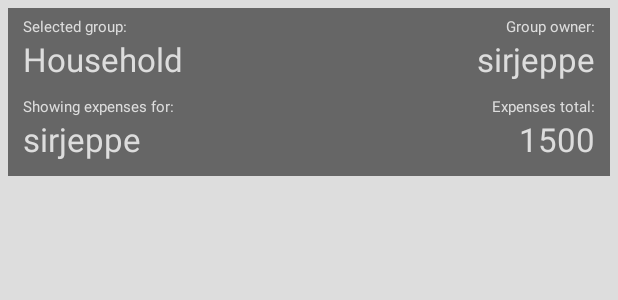
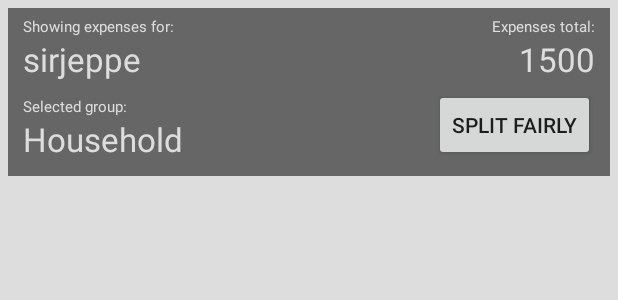
Before and after one commit to sirjeppe/FairSplit, an Android app: the layout content_expenses.xml on its own in the app's theme, with its tools: preview values and no code run, on a phone screen of 412 x 824 dp. Shown: the top 300 px of the screen. Run offline under Robolectric (Android 15) with nearby library versions, the phone set to English and light mode, and no system bars; network calls fail.

Commit message:
Some visual modifications and improvements

```diff
--- a/app/src/main/java/se/yawnmedia/fairsplit/PopupGroup.java
+++ b/app/src/main/java/se/yawnmedia/fairsplit/PopupGroup.java
@@ -12,11 +12,8 @@ import android.view.LayoutInflater;
 import android.view.View;
 import android.view.WindowManager;
 import android.widget.EditText;
-import android.widget.TextView;
 
 import org.json.JSONObject;
-
-import java.util.Locale;
 
 public class PopupGroup {
     private FairSplit app;
@@ -34,7 +31,7 @@ public class PopupGroup {
         LayoutInflater inflater = (LayoutInflater) mainActivity.getSystemService(Context.LAYOUT_INFLATER_SERVICE);
         final View dialogView = inflater.inflate(R.layout.popup_group, null);
 
-        final EditText groupNameEdit = dialogView.findViewById(R.id.group_name);
+        final EditText groupNameEdit = dialogView.findViewById(R.id.user_name);
         if (group != null) {
             groupNameEdit.setText(group.groupName);
             groupNameEdit.setSelection(groupNameEdit.getText().length());
--- a/app/src/main/java/se/yawnmedia/fairsplit/UsersAdapter.java
+++ b/app/src/main/java/se/yawnmedia/fairsplit/UsersAdapter.java
@@ -14,6 +14,7 @@ public class UsersAdapter extends ArrayAdapter<User> {
 
     private static class ViewHolder {
         RadioButton userRadioButton;
+        TextView userName;
     }
 
     public UsersAdapter(@NonNull Context context, int resource) {
@@ -30,13 +31,14 @@ public class UsersAdapter extends ArrayAdapter<User> {
             viewHolder = new ViewHolder();
             LayoutInflater inflater = LayoutInflater.from(getContext());
             convertView = inflater.inflate(R.layout.user_item, parent, false);
-            viewHolder.userRadioButton = convertView.findViewById(R.id.userRadioButton);
+            viewHolder.userRadioButton = convertView.findViewById(R.id.user_radio_button);
+            viewHolder.userName = convertView.findViewById(R.id.user_name);
             convertView.setTag(viewHolder);
         } else {
             viewHolder = (ViewHolder) convertView.getTag();
         }
 
-        viewHolder.userRadioButton.setText(user.userName);
+        viewHolder.userName.setText(user.userName);
 
         if (user == app.getSelectedUser()) {
             viewHolder.userRadioButton.setChecked(true);
--- a/app/src/main/res/layout/content_expenses.xml
+++ b/app/src/main/res/layout/content_expenses.xml
@@ -5,23 +5,16 @@
     xmlns:tools="http://schemas.android.com/tools"
     android:layout_width="match_parent"
     android:layout_height="match_parent"
-    android:background="#ddd"
+    android:background="@color/page_background"
+    android:isScrollContainer="true"
+    android:padding="5dp"
     app:layout_behavior="@string/appbar_scrolling_view_behavior"
     tools:context="se.yawnmedia.fairsplit.MainActivity">
-
-    <RelativeLayout
-        android:layout_width="match_parent"
-        android:layout_height="wrap_content"
-        android:padding="5dp"
-        app:layout_constraintEnd_toEndOf="parent"
-        app:layout_constraintStart_toStartOf="parent"
-        app:layout_constraintTop_toTopOf="parent">
 
     <RelativeLayout
         android:id="@+id/sum_wrapper"
         android:layout_width="match_parent"
         android:layout_height="wrap_content"
-            android:layout_marginBottom="5dp"
         android:background="#666"
         android:paddingBottom="10dp"
         android:paddingEnd="10dp"
@@ -32,50 +25,11 @@
         app:layout_constraintTop_toTopOf="parent">
 
         <TextView
-                android:id="@+id/selected_group_header"
+            android:id="@+id/user_name_text"
             android:layout_width="wrap_content"
             android:layout_height="wrap_content"
             android:layout_alignParentStart="true"
-                android:text="@string/selected_group_text"
-                android:textColor="@color/text_color_inverted"
-                android:textSize="10dp"/>
-
-            <TextView
-                android:id="@+id/selected_group"
-                android:layout_width="wrap_content"
-                android:layout_height="wrap_content"
-                android:layout_alignParentStart="true"
-                android:layout_below="@id/selected_group_header"
-                android:layout_marginBottom="10dp"
-                android:textColor="@color/text_color_inverted"
-                android:textSize="22dp"
-                tools:text="Household"/>
-
-            <TextView
-                android:id="@+id/selected_group_owner_text"
-                android:layout_width="wrap_content"
-                android:layout_height="wrap_content"
-                android:layout_alignParentEnd="true"
-                android:text="@string/selected_group_owner_text"
-                android:textColor="@color/text_color_inverted"
-                android:textSize="10dp"/>
-
-            <TextView
-                android:id="@+id/selected_group_owner"
-                android:layout_width="wrap_content"
-                android:layout_height="wrap_content"
-                android:layout_alignParentEnd="true"
-                android:layout_below="@+id/selected_group_owner_text"
-                android:layout_marginBottom="10dp"
-                android:textColor="@color/text_color_inverted"
-                android:textSize="22dp"
-                tools:text="sirjeppe"/>
-
-            <TextView
-                android:id="@+id/user_name_text"
-                android:layout_width="wrap_content"
-                android:layout_height="wrap_content"
-                android:layout_below="@id/selected_group"
+            android:layout_alignParentTop="true"
             android:text="@string/selected_user_text"
             android:textColor="@color/text_color_inverted"
             android:textSize="10dp"/>
@@ -86,6 +40,7 @@
             android:layout_height="wrap_content"
             android:layout_alignParentStart="true"
             android:layout_below="@id/user_name_text"
+            android:layout_marginBottom="10dp"
             android:textColor="@color/text_color_inverted"
             android:textSize="22dp"
             tools:text="sirjeppe"/>
@@ -95,7 +50,7 @@
             android:layout_width="wrap_content"
             android:layout_height="wrap_content"
             android:layout_alignParentEnd="true"
-                android:layout_below="@id/selected_group"
+            android:layout_alignParentTop="true"
             android:text="@string/selected_user_expense_total_text"
             android:textColor="@color/text_color_inverted"
             android:textSize="10dp"/>
@@ -109,17 +64,47 @@
             android:textColor="@color/text_color_inverted"
             android:textSize="22dp"
             tools:text="1500"/>
+
+        <TextView
+            android:id="@+id/selected_group_header"
+            android:layout_width="wrap_content"
+            android:layout_height="wrap_content"
+            android:layout_below="@id/selected_user_name"
+            android:text="@string/selected_group_text"
+            android:textColor="@color/text_color_inverted"
+            android:textSize="10dp"/>
+
+        <TextView
+            android:id="@+id/selected_group"
+            android:layout_width="wrap_content"
+            android:layout_height="wrap_content"
+            android:layout_alignParentStart="true"
+            android:layout_below="@id/selected_group_header"
+            android:textColor="@color/text_color_inverted"
+            android:textSize="22dp"
+            tools:text="Household"/>
+
+        <Button
+            android:id="@+id/calculate_button"
+            android:layout_width="wrap_content"
+            android:layout_height="wrap_content"
+            android:layout_alignBottom="@+id/selected_group"
+            android:layout_alignParentEnd="true"
+            android:text="@string/split_fairly_button"/>
     </RelativeLayout>
 
     <ListView
         android:id="@+id/expenses_list_view"
-            android:layout_width="match_parent"
-            android:layout_height="wrap_content"
-            android:layout_below="@id/sum_wrapper"
+        android:layout_width="0dp"
+        android:layout_height="0dp"
+        android:layout_marginTop="5dp"
         android:divider="#00000000"
         android:dividerHeight="5dp"
-            />
-
-    </RelativeLayout>
+        android:paddingBottom="@dimen/list_padding_bottom"
+        android:clipToPadding="false"
+        app:layout_constraintBottom_toBottomOf="parent"
+        app:layout_constraintEnd_toEndOf="parent"
+        app:layout_constraintStart_toStartOf="parent"
+        app:layout_constraintTop_toBottomOf="@+id/sum_wrapper"/>
 
 </android.support.constraint.ConstraintLayout>
--- a/app/src/main/res/layout/content_settings.xml
+++ b/app/src/main/res/layout/content_settings.xml
@@ -4,11 +4,11 @@
     xmlns:tools="http://schemas.android.com/tools"
     android:layout_width="match_parent"
     android:layout_height="match_parent"
-    android:background="#ddd"
+    android:background="@color/page_background"
     android:padding="5dp">
 
     <TextView
-        android:id="@+id/settings_general_header"
+        android:id="@+id/groups_header"
         android:layout_width="match_parent"
         android:layout_height="wrap_content"
         android:layout_marginBottom="15dp"
@@ -23,7 +23,7 @@
         xmlns:tools="http://schemas.android.com/tools"
         android:layout_width="match_parent"
         android:layout_height="wrap_content"
-        android:layout_below="@+id/settings_general_header"
+        android:layout_below="@+id/groups_header"
         android:background="@drawable/item_background"
         android:clickable="true"
         android:paddingBottom="10dp"
--- a/app/src/main/res/layout/popup_group.xml
+++ b/app/src/main/res/layout/popup_group.xml
@@ -16,7 +16,7 @@
         android:text="@string/group_explanation"/>
 
     <EditText
-        android:id="@+id/group_name"
+        android:id="@+id/user_name"
         android:layout_width="match_parent"
         android:layout_height="wrap_content"
         android:layout_weight="1"
--- a/app/src/main/res/values/colors.xml
+++ b/app/src/main/res/values/colors.xml
@@ -10,6 +10,7 @@
     <color name="toolbar_background">#fff4f4f4</color>
     <color name="text_color">#666</color>
     <color name="text_color_inverted">#ddd</color>
+    <color name="page_background">#ddd</color>
     <color name="item_background">#fff</color>
     <color name="item_background_pressed">#a6b2cb</color>
 </resources>
--- a/app/src/main/res/values/dimens.xml
+++ b/app/src/main/res/values/dimens.xml
@@ -4,4 +4,5 @@
     <dimen name="activity_vertical_margin">16dp</dimen>
     <dimen name="fab_margin">16dp</dimen>
     <dimen name="text_margin">16dp</dimen>
+    <dimen name="list_padding_bottom">80dp</dimen>
 </resources>
--- a/app/src/main/res/values/strings.xml
+++ b/app/src/main/res/values/strings.xml
@@ -24,11 +24,11 @@
 
     <!-- Pager texts -->
     <string name="selected_group_text">Selected group:</string>
-    <string name="selected_group_owner_text">Group owner:</string>
     <string name="selected_user_text">Showing expenses for:</string>
     <string name="selected_user_expense_total_text">Expenses total:</string>
-    <string name="select_group">Select group</string>
-    <string name="select_user">Select user</string>
+    <string name="split_fairly_button">Split fairly</string>
+    <string name="groups_header">Select group from the list below.\nCreate a new group by press the (+) icon.</string>
+    <string name="users_header">To change which user\'s expenses you are viewing,\nselect a user from the list below.\nTo invite a user to your group, press the (+) icon.</string>
     <string name="settings">Settings</string>
 
     <!-- Expense popup -->
```
Also changed, not shown: app/src/main/java/se/yawnmedia/fairsplit/GroupsAdapter.java (+9 -2 lines), app/src/main/java/se/yawnmedia/fairsplit/MainActivity.java (+3 -5 lines), app/src/main/res/layout/content_group_manager.xml (+26 -1 lines), app/src/main/res/layout/content_user_selector.xml (+26 -1 lines), app/src/main/res/layout/group_item.xml (+44 -14 lines), app/src/main/res/layout/user_item.xml (+19 -6 lines). Lines whose indentation alone changed are shown as unchanged.
